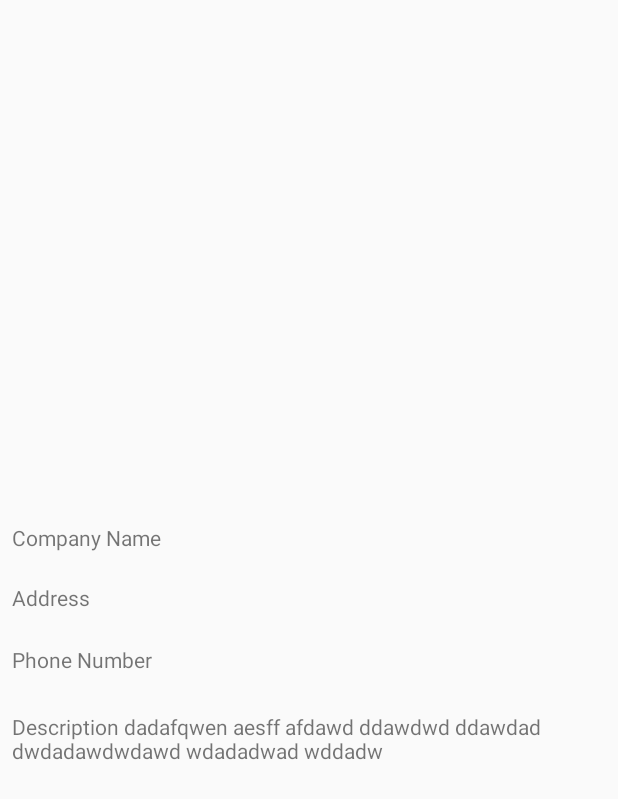
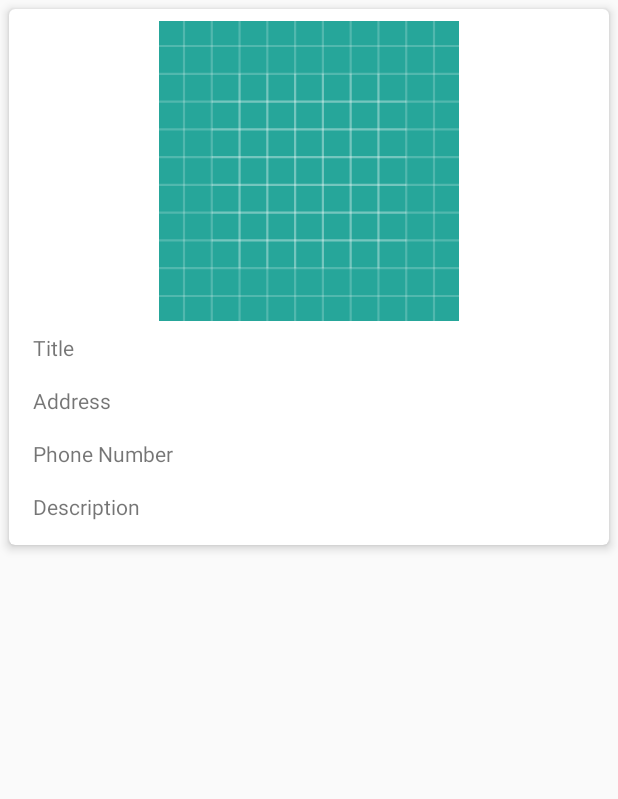
Before and after one commit to Wordplay1/TourGuideApp, an Android app: the layout list_item.xml on its own in the app's theme, with its tools: preview values and no code run, on a phone screen of 412 x 824 dp. Shown: the top 799 px of the screen. Run offline under Robolectric (Android 15) with nearby library versions, the phone set to English and light mode, and no system bars.

Commit message:
Updated MainAdapter.java

```diff
--- a/app/src/main/res/layout/list_item.xml
+++ b/app/src/main/res/layout/list_item.xml
@@ -1,100 +1,59 @@
 <?xml version="1.0" encoding="utf-8"?>
-<android.support.constraint.ConstraintLayout
+<android.support.v7.widget.CardView
     xmlns:android="http://schemas.android.com/apk/res/android"
     xmlns:app="http://schemas.android.com/apk/res-auto"
     xmlns:tools="http://schemas.android.com/tools"
+    android:layout_margin="6dp"
+    app:cardCornerRadius="4dp"
+    app:cardElevation="4dp"
+    android:orientation="vertical"
     android:layout_width="match_parent"
-    android:layout_height="match_parent">
+    android:layout_height="wrap_content">
+
+    <RelativeLayout
+        android:layout_width="match_parent"
+        android:layout_height="match_parent"
+        android:padding="8dp">
+
+        <ImageView
+            android:id="@+id/image_view"
+            android:layout_width="match_parent"
+            android:layout_height="200dp"
+            android:src="@drawable/ic_launcher_background"/>
+
+        <TextView
+            android:id="@+id/text_view_1"
+            android:padding="8dp"
+            tools:text="Title"
+            android:layout_width="match_parent"
+            android:layout_height="wrap_content"
+            android:layout_below="@+id/image_view"/>
+
+        <TextView
+            android:id="@+id/text_view_2"
+            android:padding="8dp"
+            tools:text="Address"
+            android:layout_width="match_parent"
+            android:layout_height="wrap_content"
+            android:layout_below="@+id/text_view_1"/>
+
+        <TextView
+            android:id="@+id/text_view_3"
+            android:padding="8dp"
+            tools:text="Phone Number"
+            android:layout_width="match_parent"
+            android:layout_height="wrap_content"
+            android:layout_below="@+id/text_view_2"/>
+
+        <TextView
+            android:id="@+id/text_view_4"
+            android:padding="8dp"
+            tools:text="Description"
+            android:layout_width="match_parent"
+            android:layout_height="wrap_content"
+            android:layout_below="@+id/text_view_3"/>
 
 
 
-    <ImageView
-        android:id="@+id/image_view"
-        android:layout_width="0dp"
-        android:layout_height="204dp"
-        android:layout_marginBottom="8dp"
-        android:layout_marginEnd="16dp"
-        android:layout_marginLeft="16dp"
-        android:layout_marginRight="16dp"
-        android:layout_marginStart="16dp"
-        android:layout_marginTop="8dp"
-        app:layout_constraintBottom_toBottomOf="parent"
-        app:layout_constraintEnd_toEndOf="parent"
-        app:layout_constraintHorizontal_bias="0.0"
-        app:layout_constraintStart_toStartOf="parent"
-        app:layout_constraintTop_toTopOf="parent"
-        app:layout_constraintVertical_bias="0.023" />
-
-    <TextView
-        android:id="@+id/text_view_1"
-        android:layout_width="match_parent"
-        android:layout_height="wrap_content"
-        android:layout_marginBottom="8dp"
-        android:layout_marginEnd="8dp"
-        android:layout_marginLeft="8dp"
-        android:layout_marginRight="8dp"
-        android:layout_marginStart="8dp"
-        android:layout_marginTop="8dp"
-        tools:text="Company Name"
-        app:layout_constraintBottom_toBottomOf="parent"
-        app:layout_constraintEnd_toEndOf="parent"
-        app:layout_constraintHorizontal_bias="0.486"
-        app:layout_constraintStart_toStartOf="parent"
-        app:layout_constraintTop_toTopOf="parent"
-        app:layout_constraintVertical_bias="0.432" />
-
-    <TextView
-        android:id="@+id/text_view_2"
-        android:layout_width="match_parent"
-        android:layout_height="wrap_content"
-        android:layout_marginBottom="8dp"
-        android:layout_marginEnd="8dp"
-        android:layout_marginLeft="8dp"
-        android:layout_marginRight="8dp"
-        android:layout_marginStart="8dp"
-        android:layout_marginTop="8dp"
-        app:layout_constraintBottom_toBottomOf="parent"
-        app:layout_constraintEnd_toEndOf="parent"
-        app:layout_constraintHorizontal_bias="0.486"
-        app:layout_constraintStart_toStartOf="parent"
-        app:layout_constraintTop_toTopOf="parent"
-        app:layout_constraintVertical_bias="0.483"
-        tools:text="Address"/>
-
-    <TextView
-        android:id="@+id/text_view_3"
-        android:layout_width="match_parent"
-        android:layout_height="wrap_content"
-        android:layout_marginBottom="8dp"
-        android:layout_marginEnd="8dp"
-        android:layout_marginLeft="8dp"
-        android:layout_marginRight="8dp"
-        android:layout_marginStart="8dp"
-        android:layout_marginTop="8dp"
-        app:layout_constraintBottom_toBottomOf="parent"
-        app:layout_constraintEnd_toEndOf="parent"
-        app:layout_constraintStart_toStartOf="parent"
-        app:layout_constraintTop_toTopOf="parent"
-        app:layout_constraintVertical_bias="0.535"
-        tools:text="Phone Number"/>
-
-    <TextView
-        android:id="@+id/text_view_4"
-        android:layout_width="match_parent"
-        android:layout_height="wrap_content"
-        android:layout_marginBottom="8dp"
-        android:layout_marginEnd="8dp"
-        android:layout_marginLeft="8dp"
-        android:layout_marginRight="8dp"
-        android:layout_marginStart="8dp"
-        android:layout_marginTop="8dp"
-        app:layout_constraintBottom_toBottomOf="parent"
-        app:layout_constraintEnd_toEndOf="parent"
-        app:layout_constraintHorizontal_bias="0.0"
-        app:layout_constraintStart_toStartOf="parent"
-        app:layout_constraintTop_toTopOf="parent"
-        app:layout_constraintVertical_bias="0.604"
-        tools:text="Description dadafqwen aesff afdawd ddawdwd ddawdad dwdadawdwdawd wdadadwad wddadw" />
-
-
-</android.support.constraint.ConstraintLayout>
+    </RelativeLayout>
+</android.support.v7.widget.CardView>
--- a/app/src/main/res/layout/words_list.xml
+++ b/app/src/main/res/layout/words_list.xml
@@ -1,7 +1,7 @@
 <?xml version="1.0" encoding="utf-8"?>
+
 <android.support.v7.widget.RecyclerView
     android:id="@+id/recycler_view"
     android:layout_width="match_parent"
     android:layout_height="match_parent"
-    android:scrollbars="vertical"
     xmlns:android="http://schemas.android.com/apk/res/android" />
```
Also changed, not shown: app/build.gradle (+5 -4 lines), app/src/main/java/com/example/android/tourguideapp/HotelFragment.java (+9 -14 lines), app/src/main/java/com/example/android/tourguideapp/MainAdapter.java (+21 -22 lines).
